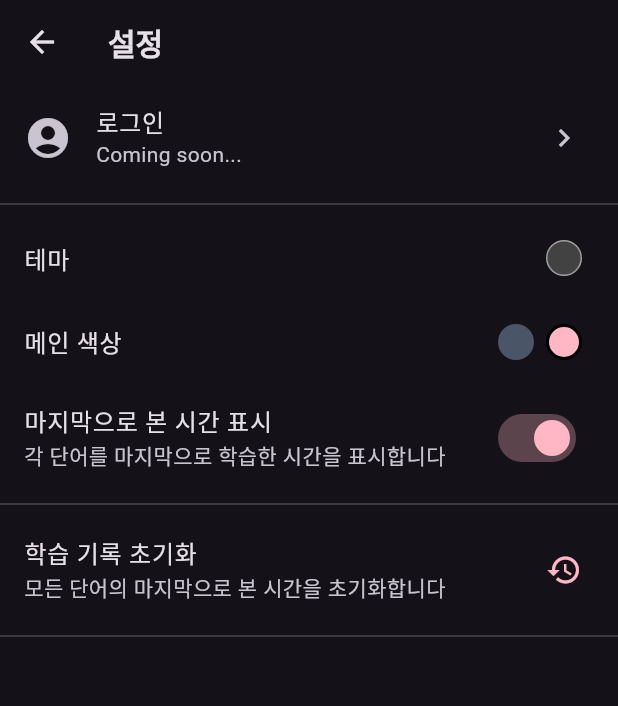
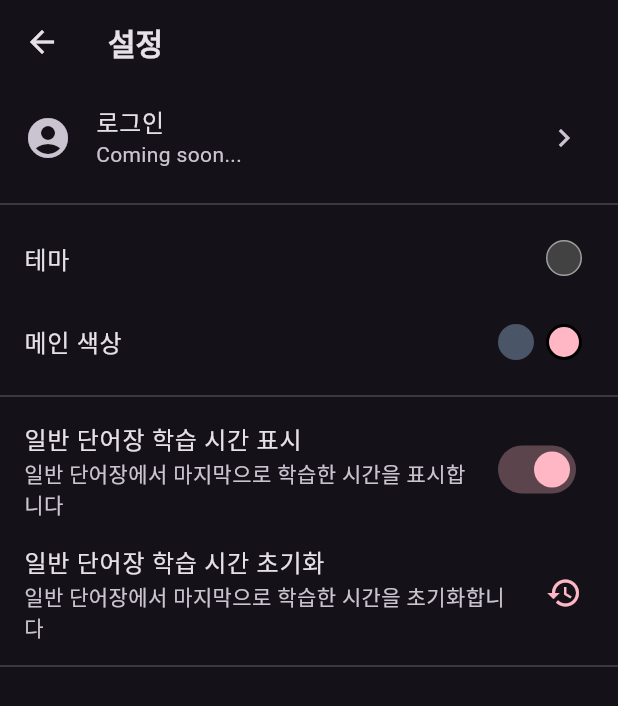
Before and after one commit to yoosukkim-create/Japanese, a Flutter app: the SettingsScreen screen opened directly, on a phone screen of 412 x 824 dp. Shown: the top 706 px of the screen. Run offline on Flutter 3.47's test engine with Material 3 defaults, Android fonts, the phone set to English and light mode, and no system bars; our stand-ins replace shared_preferences; accounts and stored records are empty.

Commit message:
fix: setting naming

```diff
--- a/lib/views/screens/settings_screen.dart
+++ b/lib/views/screens/settings_screen.dart
@@ -129,10 +129,12 @@ class _SettingsScreenState extends State<SettingsScreen> {
                   ],
                 ),
               ),
+              const Divider(),
+
               // 마지막으로 본 시간 설정
               SwitchListTile(
-                title: const Text('마지막으로 본 시간 표시'),
-                subtitle: const Text('각 단어를 마지막으로 학습한 시간을 표시합니다'),
+                title: const Text('일반 단어장 학습 시간 표시'),
+                subtitle: const Text('일반 단어장에서 마지막으로 학습한 시간을 표시합니다'),
                 value: themeProvider.showLastViewedTime,
                 onChanged: (bool value) {
                   themeProvider.toggleLastViewedTime();
@@ -141,12 +143,11 @@ class _SettingsScreenState extends State<SettingsScreen> {
                 activeTrackColor: trackColor,
                 inactiveTrackColor: Colors.grey.withOpacity(0.3),
               ),
-              const Divider(),
 
               // 학습 기록 초기화 옵션
               ListTile(
-                title: const Text('학습 기록 초기화'),
-                subtitle: const Text('모든 단어의 마지막으로 본 시간을 초기화합니다'),
+                title: const Text('일반 단어장 학습 시간 초기화'),
+                subtitle: const Text('일반 단어장에서 마지막으로 학습한 시간을 초기화합니다'),
                 trailing: Icon(
                   Icons.restore,
                   color: themeProvider.mainColor,
```
